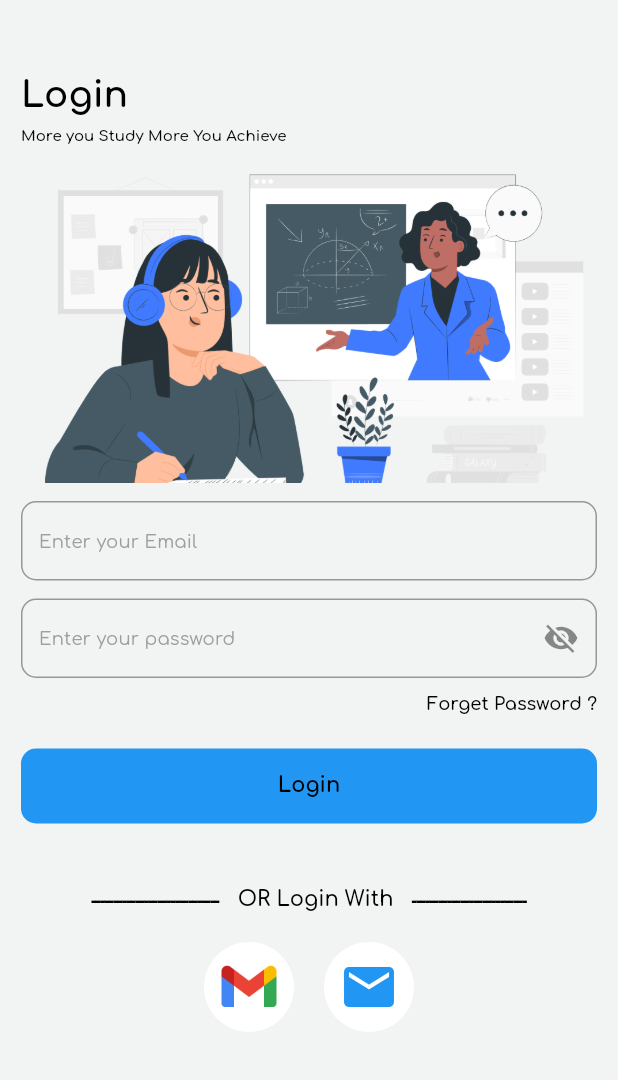
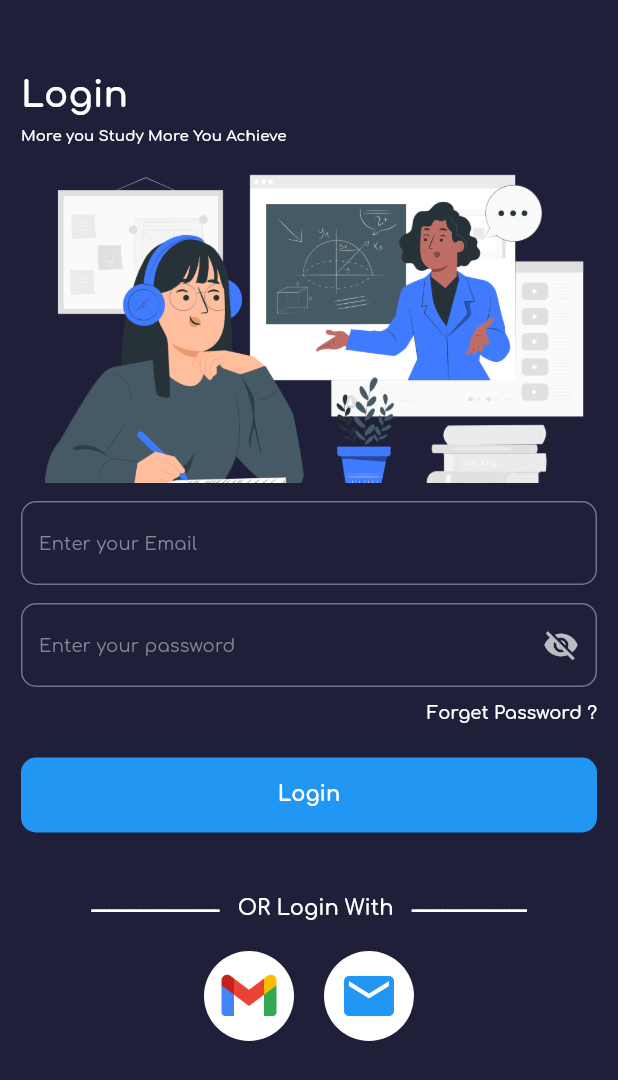
Before and after one commit to mahmoud-khaled19/online-learning-app, a Flutter app: the screen it shows after launch, after a tap on "Skip", on a phone screen of 412 x 824 dp. Shown: the top 1080 px of the screen. Run offline on Flutter 3.47's test engine with Material 2 defaults, Android fonts, the phone set to English and light mode, and no system bars; our stand-ins replace flutter_bloc, google_fonts, hexcolor, smooth_page_indicator.

Commit message:
finish login & register ui

```diff
--- a/lib/main.dart
+++ b/lib/main.dart
@@ -26,7 +26,7 @@ class MyApp extends StatelessWidget {
       child: MaterialApp(
         debugShowCheckedModeBanner: false,
         title: AppStrings.appTitle,
-        theme: getLightApplicationTheme(),
+        theme: getDarkApplicationTheme(),
         home: const OnBoardingView(),
       ),
     );
--- a/lib/utils/colors_manager.dart
+++ b/lib/utils/colors_manager.dart
@@ -11,5 +11,6 @@ class ColorsManager {
 
   static Color darkScaffoldColor = HexColor('1F1F39');
   static Color darkSecondColor = HexColor('3D5CFF');
-  static Color darkSplashColor = HexColor('2F2F42');
+  static Color darkSplashColor = HexColor('2196F3');
+  static Color darkCardColor = HexColor('2F2F42');
 }
--- a/lib/view/login_screen.dart
+++ b/lib/view/login_screen.dart
@@ -55,14 +55,18 @@ class LoginScreen extends StatelessWidget {
                     },
                   ),
                   DefaultTextFormField(
+                    keyboardAction: TextInputAction.done,
                     controller: cubit.passwordController,
                     hint: AppStrings.passwordHint,
                     validate: (String? value) {
                       return GlobalMethods.validate(
-                          AppStrings.emailValidateMessage, value);
+                          AppStrings.passwordValidateMessage, value);
                     },
-                    suffixIcon: Icons.visibility_off,
-                    isSecure: true,
+                    suffixFunction: () {
+                      cubit.changeVisibility();
+                    },
+                    suffixIcon:cubit.isVisible? Icons.visibility_off:Icons.visibility ,
+                    isSecure: cubit.isVisible,
                   ),
                   SizedBox(height: AppSize.s10),
                   DefaultCustomText(
--- a/lib/view_model/login_view_model/login_view_model_cubit.dart
+++ b/lib/view_model/login_view_model/login_view_model_cubit.dart
@@ -7,5 +7,10 @@ class LoginCubit extends Cubit<LoginStateS> {
   LoginCubit get(context)=> BlocProvider.of(context);
   TextEditingController emailController = TextEditingController();
   TextEditingController passwordController = TextEditingController();
+  bool isVisible = true;
 
+  void changeVisibility() {
+    isVisible = !isVisible;
+    emit(ChangeVisibilityState());
+  }
 }
--- a/lib/view_model/login_view_model/login_view_model_state.dart
+++ b/lib/view_model/login_view_model/login_view_model_state.dart
@@ -1,3 +1,5 @@
 abstract class LoginStateS {}
 
 class LoginInitialState extends LoginStateS {}
+
+class ChangeVisibilityState extends LoginStateS {}
--- a/lib/view_model/register_view_model/register_cubit.dart
+++ b/lib/view_model/register_view_model/register_cubit.dart
@@ -8,13 +8,13 @@ class RegisterCubit extends Cubit<RegisterStates> {
   RegisterCubit get(context) => BlocProvider.of(context);
   TextEditingController emailController = TextEditingController();
   TextEditingController passwordController = TextEditingController();
+  TextEditingController phoneController = TextEditingController();
   bool isVisible = true;
   bool isAgreeTerms = false;
 
   void changeVisibility() {
     isVisible = !isVisible;
-
-    /// emit(ChangeVisibilityState());
+    emit(ChangeVisibilityState());
   }
 
   void rememberUserInfo(bool newValue) {
--- a/lib/view_model/register_view_model/register_states.dart
+++ b/lib/view_model/register_view_model/register_states.dart
@@ -3,3 +3,5 @@ abstract class RegisterStates {}
 class RegisterInitialState extends RegisterStates {}
 
 class ChangeKeepSignedUserState extends RegisterStates {}
+
+class ChangeVisibilityState extends RegisterStates {}
--- a/lib/widgets/text_form_field_widget.dart
+++ b/lib/widgets/text_form_field_widget.dart
@@ -11,6 +11,7 @@ class DefaultTextFormField extends StatelessWidget {
   final bool isSecure;
   final TextInputType textType;
   final String? hint;
+  final TextInputAction? keyboardAction;
 
   const DefaultTextFormField({
     super.key,
@@ -23,6 +24,7 @@ class DefaultTextFormField extends StatelessWidget {
     this.suffixFunction,
     this.isSecure = false,
     this.textType = TextInputType.emailAddress,
+    this.keyboardAction = TextInputAction.next,
   });
 
   @override
@@ -33,13 +35,15 @@ class DefaultTextFormField extends StatelessWidget {
           height: 12,
         ),
         TextFormField(
+        textInputAction: keyboardAction,
           onTapOutside: (event) {
             FocusManager.instance.primaryFocus?.unfocus();
           },
           onTap: onTap,
           onEditingComplete: onSubmitted,
-          style: Theme.of(context).textTheme.titleSmall,
+          style: Theme.of(context).textTheme.titleMedium,
           obscureText: isSecure,
+          autovalidateMode: AutovalidateMode.onUserInteraction,
           keyboardType: textType,
           controller: controller,
           validator: validate,
@@ -52,8 +56,7 @@ class DefaultTextFormField extends StatelessWidget {
             hintText: hint,
             hintStyle: Theme.of(context)
                 .textTheme
-                .titleSmall
-                ?.copyWith(color: Colors.grey),
+                .titleSmall,
             border: OutlineInputBorder(
                 borderSide: BorderSide(color: Theme.of(context).splashColor),
                 borderRadius: BorderRadius.circular(10)),
```
Also changed, not shown: lib/view/sign_up_screen.dart (+5 -4 lines).
